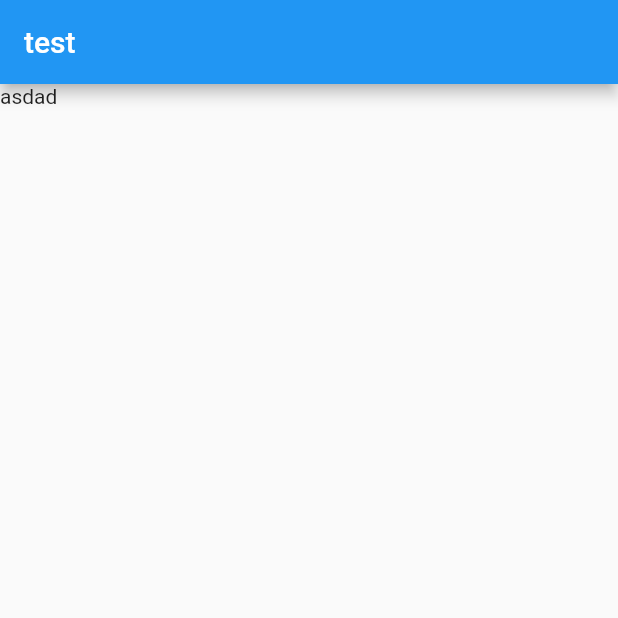
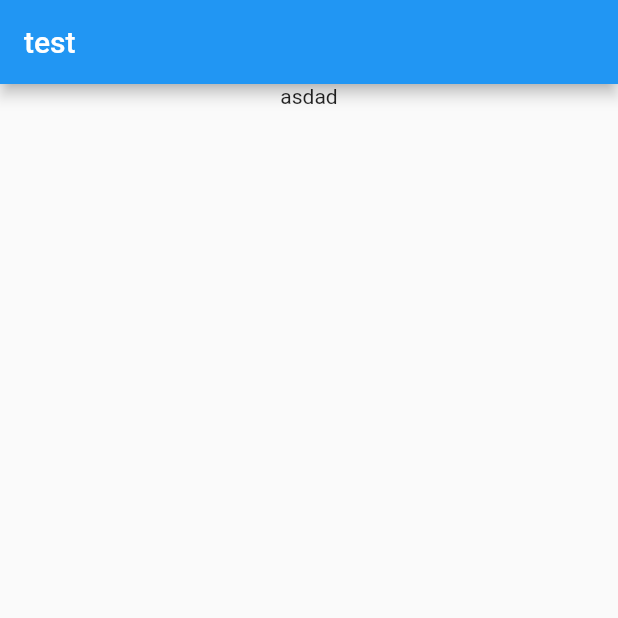
Before and after one commit to Manticodes/pageView_practice, a Flutter app: the screen it shows after launch, on a phone screen of 412 x 824 dp, the top half of it. Run offline on Flutter 3.47's test engine with Material 2 defaults, Android fonts, the phone set to English and light mode, and no system bars.

Commit message:
add slide page

```diff
--- a/lib/main.dart
+++ b/lib/main.dart
@@ -1,4 +1,5 @@
 import 'package:flutter/material.dart';
+import 'package:pageview_tabcontrolselector/slidepage.dart';
 
 void main() {
   runApp(const MyApp());
@@ -76,12 +77,11 @@ class _ArticlePageState extends State<ArticlePage>
                   onPageChanged: changeDot,
                   itemCount: describtion.length,
                   controller: _controller,
-                  itemBuilder: (ctx, intex) {
-                    return Text(describtion[intex]);
-                    /* SlidePageWidget(
-                      describtion: describtion[intex],
-                      image: describtion[intex],
-                    ); */
+                  itemBuilder: (ctx, index) {
+                    return SlidePageWidget(
+                      describtion: describtion[index],
+                      image: describtion[index],
+                    );
                   }),
             ),
           ),
--- /dev/null
+++ b/lib/slidepage.dart
@@ -0,0 +1,25 @@
+import 'package:flutter/material.dart';
+
+class SlidePageWidget extends StatelessWidget {
+  String describtion;
+  String image;
+
+  SlidePageWidget({
+    Key? key,
+    required this.describtion,
+    required this.image,
+  }) : super(key: key);
+
+  @override
+  Widget build(BuildContext context) {
+    return Scaffold(
+      body: Center(
+        child: Column(
+          children: [
+            Text(describtion),
+          ],
+        ),
+      ),
+    );
+  }
+}
```
